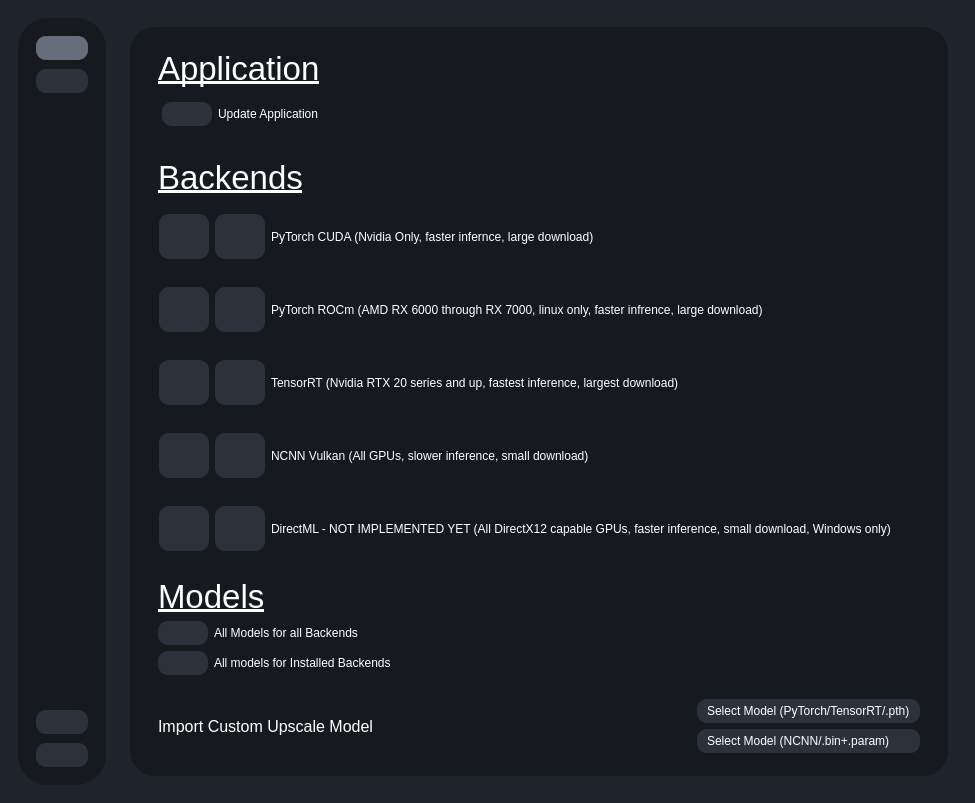
Qt form testRVEInterface.ui (gokulmc/enhance_crop) before a commit.
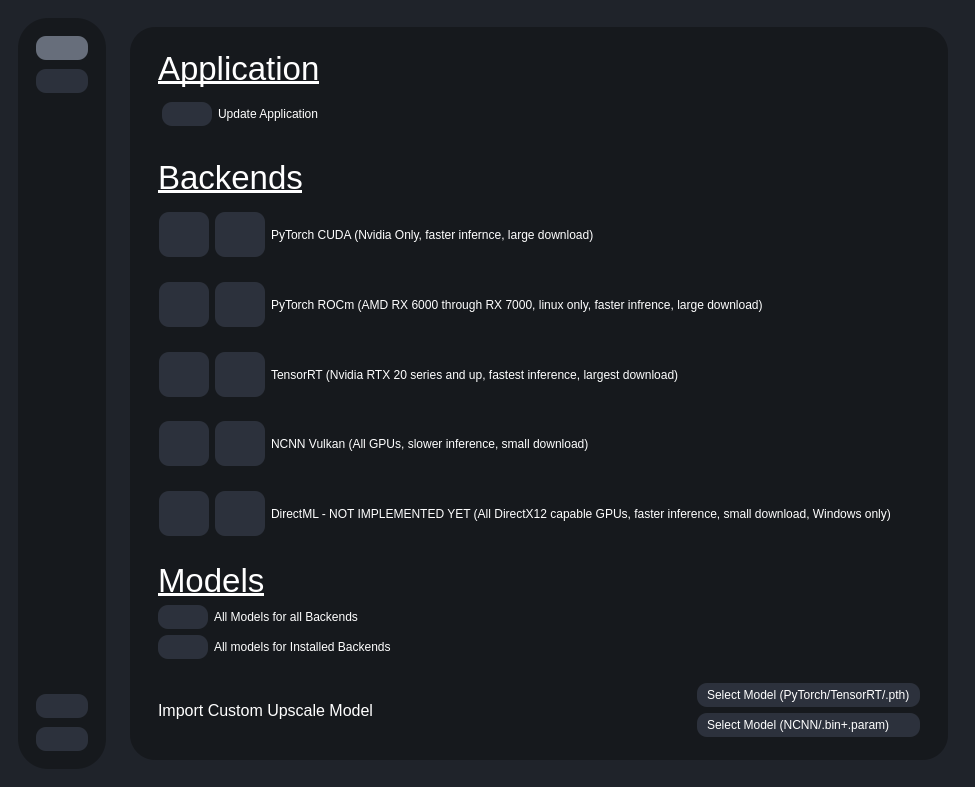
The same form after that commit. The open tabs and pages were chosen to show the change. Icons and pictures are not drawn.

Patch:
```diff
--- a/testRVEInterface.ui
+++ b/testRVEInterface.ui
@@ -6,8 +6,8 @@
    <rect>
     <x>0</x>
     <y>0</y>
-    <width>974</width>
-    <height>803</height>
+    <width>0</width>
+    <height>0</height>
    </rect>
   </property>
   <property name="sizePolicy">
@@ -4289,7 +4289,7 @@
                       <x>0</x>
                       <y>0</y>
                       <width>797</width>
-                      <height>200</height>
+                      <height>212</height>
                      </rect>
                     </property>
                     <layout class="QVBoxLayout" name="verticalLayout_13">
```
Left out of the diff: 212 changed lines with no effect on the pictures.
